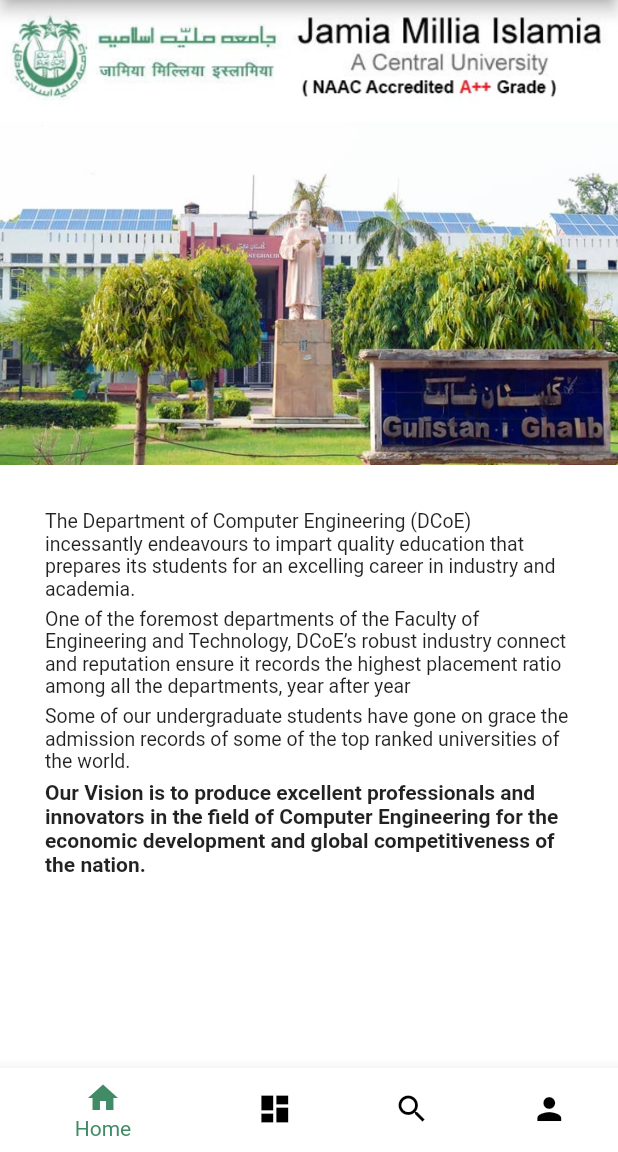
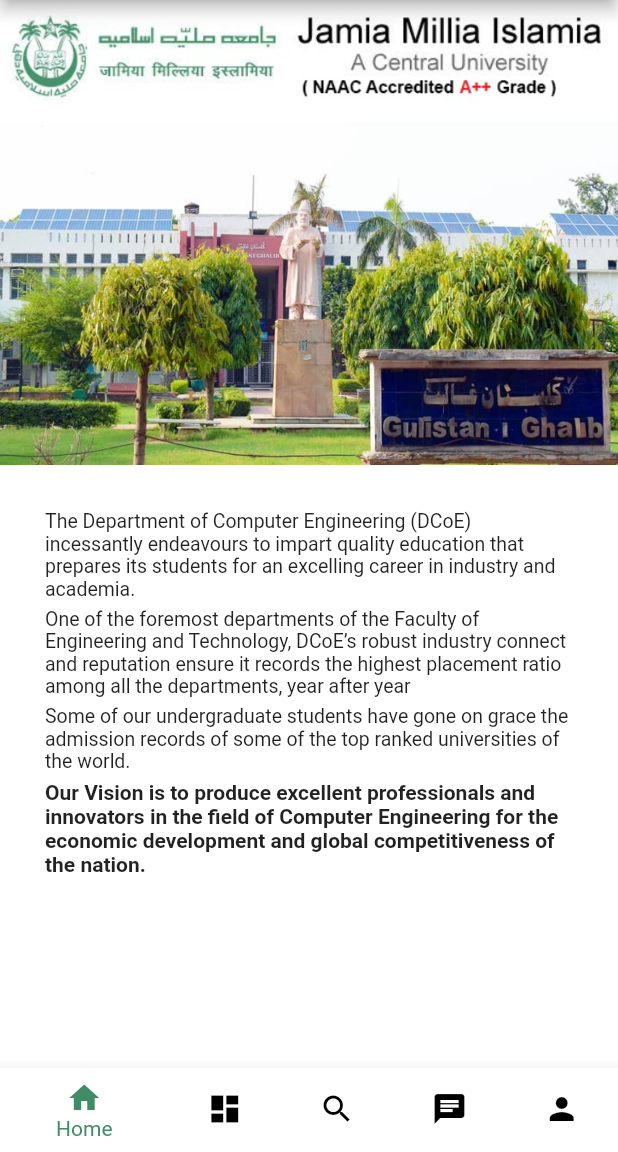
Before and after one commit to gaurav1903/PlacementCell, a Flutter app: the HomePage screen opened by its route, on a phone screen of 412 x 824 dp, the part 84-1236 px from its top. Run offline on Flutter 3.47's test engine with Material 2 defaults, Android fonts, the phone set to English and light mode, and no system bars; our stand-ins replace cloud_firestore, file_picker, firebase_auth, firebase_core, firebase_storage, image_picker; accounts and stored records are empty.

Commit message:
fetching data on the first home screen and then filtering ours

```diff
--- a/lib/main.dart
+++ b/lib/main.dart
@@ -1,5 +1,6 @@
 import 'package:firebase_auth/firebase_auth.dart';
 import 'package:flutter/material.dart';
+import 'package:placement_cell/screens/AllMessages.dart';
 import 'package:placement_cell/screens/AuthScreen.dart';
 import 'package:placement_cell/screens/HomeScreen.dart';
 import 'package:placement_cell/screens/SingleUser.dart';
@@ -34,6 +35,7 @@ class MyApp extends StatelessWidget {
           'inputform': (context) => InputForm(),
           'singleuser': (context) => SingleUser(),
           'message_screen': (context) => Messages(),
+          'allmessages': (context) => AllMessages()
         },
         home: SplashScreen());
   }
--- a/lib/screens/HomeScreen.dart
+++ b/lib/screens/HomeScreen.dart
@@ -1,11 +1,14 @@
+import 'package:cloud_firestore/cloud_firestore.dart';
 import 'package:firebase_auth/firebase_auth.dart';
 import 'package:flutter/material.dart';
+import 'package:placement_cell/screens/AllMessages.dart';
 import 'package:placement_cell/screens/DashBoard.dart';
 import 'package:placement_cell/screens/IntroPage.dart';
 import '../screens/ProfilePage.dart';
 import '../screens/SearchPage.dart';
 import 'dart:developer';
 import 'package:placement_cell/userdata.dart' as admin;
+import '../widgets/full_userdata.dart' as users;
 
 class HomePage extends StatefulWidget {
   const HomePage({Key? key}) : super(key: key);
@@ -16,11 +19,19 @@ class HomePage extends StatefulWidget {
 
 class _HomePageState extends State<HomePage> {
   int value = 0;
-  final _user = admin.User();
+  //TODO:: FETCH ALL USERDATA HERE AND THEN SET OURS
   @override
   Widget build(BuildContext context) {
     return FutureBuilder(
-        future: _user.fetchdata(),
+        future:
+            FirebaseFirestore.instance.collection("users").get().then((value) {
+          var z = value.docs;
+          users.setl(z.toList());
+          users.setpartialdata(z.toList());
+          admin.User().setdata(z.where((element) {
+            return element['uid'] == admin.User.userid;
+          }) as Map<String, dynamic>);
+        }),
         builder: (ctx, snap) {
           if (snap.connectionState == ConnectionState.done)
             return Scaffold(
@@ -43,12 +54,15 @@ class _HomePageState extends State<HomePage> {
                       BottomNavigationBarItem(
                           label: 'Search', icon: Icon(Icons.search)),
                       BottomNavigationBarItem(
-                          label: 'Profile', icon: Icon(Icons.person))
+                          label: 'Inbox', icon: Icon(Icons.chat)),
+                      BottomNavigationBarItem(
+                          label: 'Profile', icon: Icon(Icons.person)),
                     ]),
                 appBar: AppBar(
                   automaticallyImplyLeading: false,
                   backgroundColor: Theme.of(context).primaryColor,
-                  title: Text('JMI PLACEMENT CELL'),
+                  title:
+                      value == 3 ? Text("Inbox") : Text('JMI PLACEMENT CELL'),
                   actions: [
                     IconButton(
                         onPressed: () {
@@ -65,7 +79,9 @@ class _HomePageState extends State<HomePage> {
                         ? DashBoard()
                         : value == 2
                             ? SearchPage()
-                            : ProfilePage(""));
+                            : value == 3
+                                ? AllMessages()
+                                : ProfilePage(""));
           else
             return Center(child: CircularProgressIndicator());
         });
--- a/lib/widgets/full_userdata.dart
+++ b/lib/widgets/full_userdata.dart
@@ -1,7 +1,7 @@
 import 'package:flutter/material.dart';
 import 'package:cloud_firestore/cloud_firestore.dart';
 
-List l = [];
+List l = []; //all users
 List partial = [];
 void setl(List data) {
   l = data;
```
Also changed, not shown: lib/screens/AllMessages.dart (added, +50 -0 lines), lib/screens/Messages.dart (+12 -8 lines), lib/screens/SearchPage.dart (+16 -17 lines), lib/userdata.dart (+24 -6 lines).
